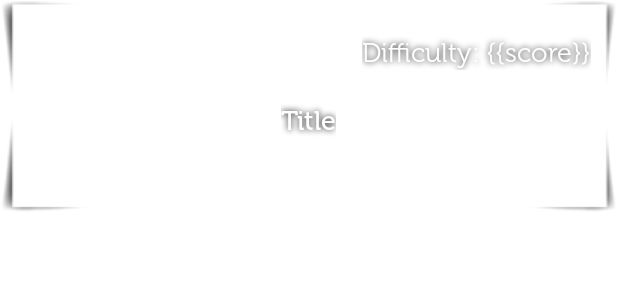
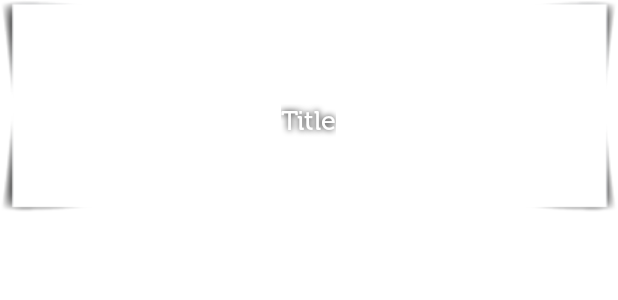
Before and after one commit to Nawsen/EVA-Project-Groep-15, an Android app: the layout view_challenge.xml on its own in the app's theme, with its tools: preview values and no code run, on a phone screen of 412 x 824 dp. Shown: the top 300 px of the screen. Run offline under Robolectric (Android 15) with nearby library versions, the phone set to English and light mode, and no system bars.

Commit message:
Android page switch

```diff
--- a/Android/app/src/main/res/layout/view_challenge.xml
+++ b/Android/app/src/main/res/layout/view_challenge.xml
@@ -39,6 +39,6 @@
         android:layout_gravity="top|right"
         android:layout_marginRight="10dp"
         android:layout_marginTop="20dp"
-        android:text="@string/challenge_score_notification"
+        android:text=""
         android:textSize="18sp" />
 </FrameLayout>
```
Also changed, not shown: Android/app/src/main/java/hogent/group15/ui/util/EvaViewPagerAdapter.java (+4 -4 lines).
